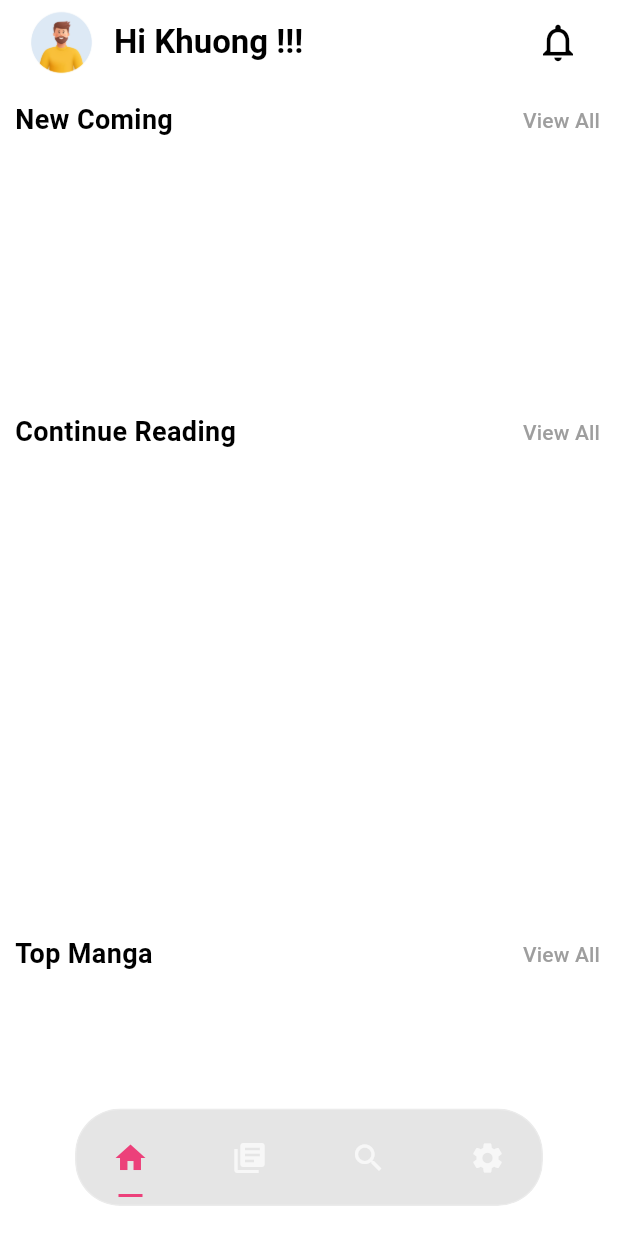
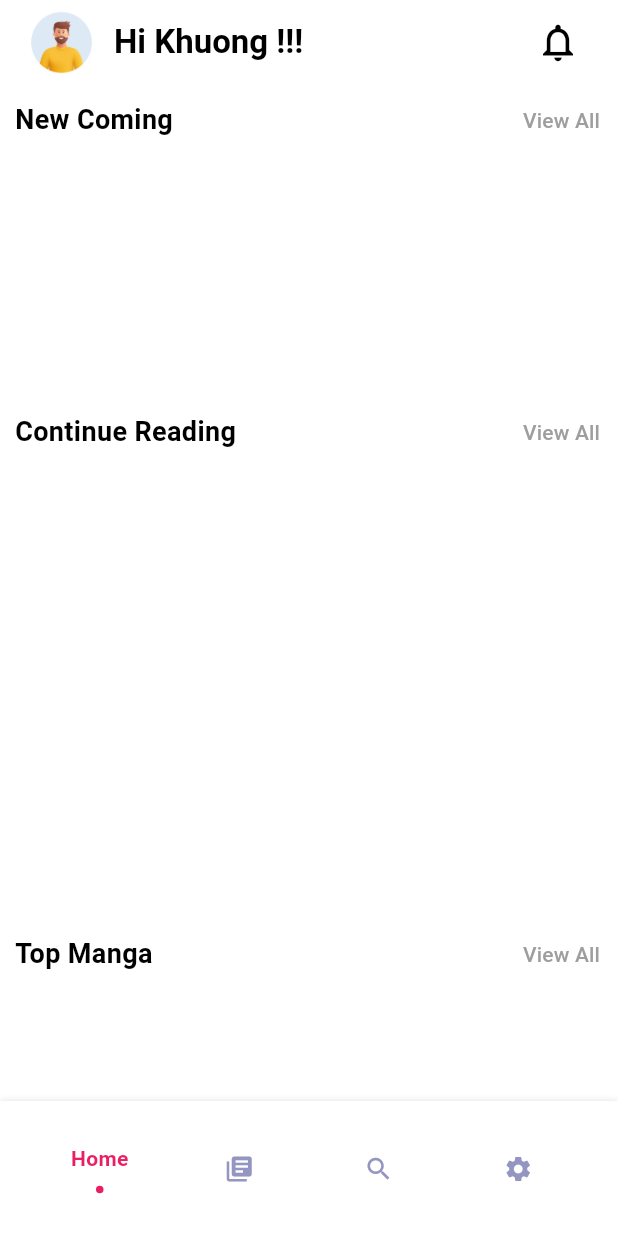
Before and after one commit to KhuongKayyyyy/fable_cosmic_read_app_fe, a Flutter app: the screen it shows after launch, on a phone screen of 412 x 824 dp. Run offline on Flutter 3.47's test engine with Material 3 defaults, Android fonts, the phone set to English and light mode, and no system bars; drawn by our look-alikes of crystal_navigation_bar, flashy_tab_bar2; our stand-ins replace bloc, flutter_bloc, go_router; missing offline and left inert: dart:ffi; network calls fail.

Commit message:
change bottom navigation bar

```diff
--- a/lib/mainwrapper.dart
+++ b/lib/mainwrapper.dart
@@ -1,3 +1,4 @@
+import 'package:flashy_tab_bar2/flashy_tab_bar2.dart';
 import 'package:flutter/material.dart';
 import 'package:go_router/go_router.dart';
 import 'package:crystal_navigation_bar/crystal_navigation_bar.dart';
@@ -20,21 +21,52 @@ class _MainwrapperState extends State<Mainwrapper> {
   @override
   Widget build(BuildContext context) {
     return Scaffold(
-        extendBody: true,
-        extendBodyBehindAppBar: true,
-        body: widget.navigationShell,
-        bottomNavigationBar: CrystalNavigationBar(
-          currentIndex: widget.navigationShell.currentIndex,
-          unselectedItemColor: Colors.white70,
-          selectedItemColor: Colors.pink[400],
-          backgroundColor: Colors.black.withOpacity(0.1),
-          onTap: _goToPage,
+      extendBody: true,
+      extendBodyBehindAppBar: true,
+      body: widget.navigationShell,
+      // bottomNavigationBar: CrystalNavigationBar(
+      //   currentIndex: widget.navigationShell.currentIndex,
+      //   unselectedItemColor: Colors.white70,
+      //   selectedItemColor: Colors.pink[400],
+      //   backgroundColor: Colors.black.withOpacity(0.1),
+      //   onTap: _goToPage,
+      //   items: [
+      //     CrystalNavigationBarItem(icon: Icons.home),
+      //     CrystalNavigationBarItem(icon: Icons.library_books),
+      //     CrystalNavigationBarItem(icon: Icons.search),
+      //     CrystalNavigationBarItem(icon: Icons.settings),
+      //   ],
+      // )
+      bottomNavigationBar: Container(
+        height: 90,
+        child: FlashyTabBar(
+          selectedIndex: widget.navigationShell.currentIndex,
+          showElevation: true,
           items: [
-            CrystalNavigationBarItem(icon: Icons.home),
-            CrystalNavigationBarItem(icon: Icons.library_books),
-            CrystalNavigationBarItem(icon: Icons.search),
-            CrystalNavigationBarItem(icon: Icons.settings),
+            FlashyTabBarItem(
+              icon: const Icon(Icons.home),
+              title: const Text('Home'),
+              activeColor: Colors.pink,
+            ),
+            FlashyTabBarItem(
+              icon: const Icon(Icons.library_books),
+              title: const Text('Library'),
+              activeColor: Colors.pink,
+            ),
+            FlashyTabBarItem(
+              icon: const Icon(Icons.search),
+              title: const Text('Search'),
+              activeColor: Colors.pink,
+            ),
+            FlashyTabBarItem(
+              icon: const Icon(Icons.settings),
+              title: const Text('Settings'),
+              activeColor: Colors.pink,
+            ),
           ],
-        ));
+          onItemSelected: _goToPage,
+        ),
+      ),
+    );
   }
 }
--- a/pubspec.yaml
+++ b/pubspec.yaml
@@ -35,6 +35,7 @@ dependencies:
   http:
   go_router: ^10.1.2
   intl: ^0.17.0
+  flashy_tab_bar2: ^0.0.10
 
 
 
```
Also changed, not shown: pubspec.lock.
